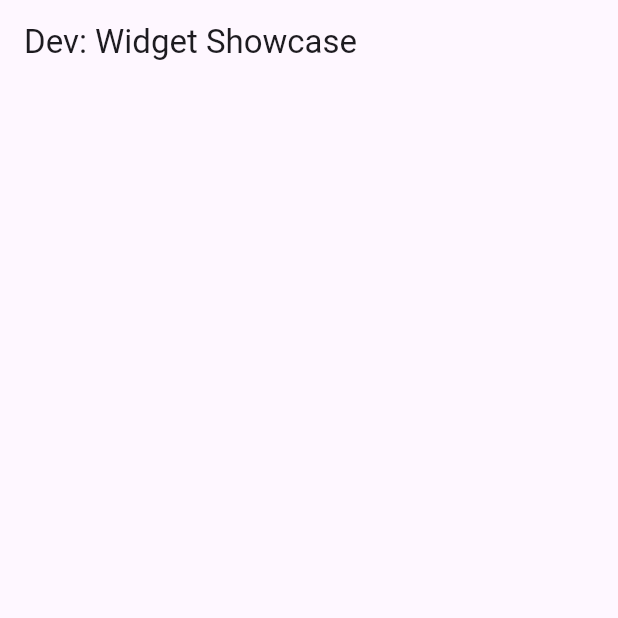
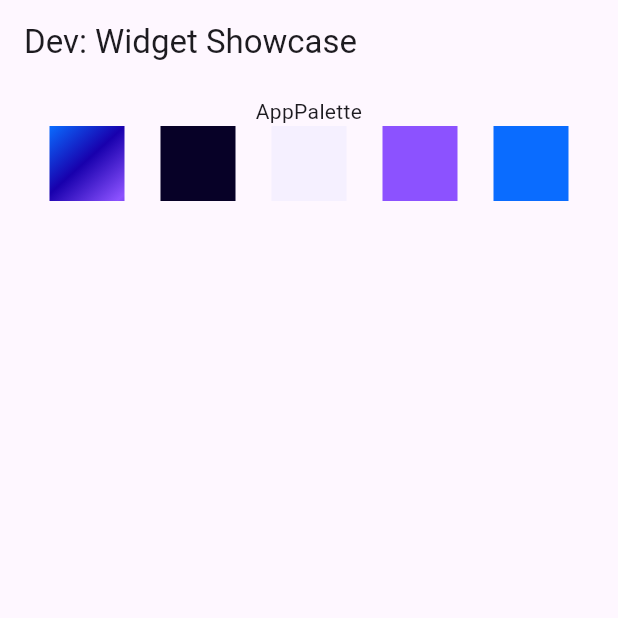
Before and after one commit to Sharkfin07/samudera, a Flutter app: the screen it shows after launch, on a phone screen of 412 x 824 dp, the top half of it. Run offline on Flutter 3.47's test engine with Material 3 defaults, Android fonts, the phone set to English and light mode, and no system bars; our stand-ins replace dio, flutter_dotenv; project files that could hold a hidden picture were left out.

Commit message:
feat: Add app palette for colors

```diff
--- a/lib/presentation/dev/widget_showcase.dart
+++ b/lib/presentation/dev/widget_showcase.dart
@@ -1,4 +1,5 @@
 import 'package:flutter/material.dart';
+import 'package:samudera/presentation/theme/app_palette.dart';
 
 class WidgetShowcaseScreen extends StatelessWidget {
   const WidgetShowcaseScreen({super.key});
@@ -7,7 +8,33 @@ class WidgetShowcaseScreen extends StatelessWidget {
   Widget build(BuildContext context) {
     return Scaffold(
       appBar: AppBar(title: Text("Dev: Widget Showcase")),
-      body: Column(children: []),
+      body: Padding(
+        padding: const EdgeInsets.all(8.0),
+        child: Column(
+          crossAxisAlignment: CrossAxisAlignment.center,
+          children: [
+            SizedBox(width: double.infinity),
+            Text("AppPalette", textAlign: TextAlign.center),
+            Row(
+              spacing: 24,
+              mainAxisAlignment: MainAxisAlignment.center,
+              children: [
+                Container(
+                  decoration: BoxDecoration(
+                    gradient: AppPalette.primaryGradient,
+                  ),
+                  width: 50,
+                  height: 50,
+                ),
+                Container(color: AppPalette.darkIndigo, width: 50, height: 50),
+                Container(color: AppPalette.lightIndigo, width: 50, height: 50),
+                Container(color: AppPalette.purple, width: 50, height: 50),
+                Container(color: AppPalette.vividBlue, width: 50, height: 50),
+              ],
+            ),
+          ],
+        ),
+      ),
     );
   }
 }
--- /dev/null
+++ b/lib/presentation/theme/app_palette.dart
@@ -0,0 +1,24 @@
+import 'package:flutter/material.dart';
+
+class AppPalette {
+  // * Hex Code to Color Converter
+  static Color _hexToColor(String hex) {
+    hex = hex.replaceAll('#', '').toUpperCase();
+    return Color(int.parse('FF$hex', radix: 16));
+  }
+
+  // * Main Palettes
+  static final vividBlue = _hexToColor("#0a6cff");
+  static final purple = _hexToColor("#8c52ff");
+  static final vividIndigo = _hexToColor("#1800ad");
+  static final darkIndigo = _hexToColor("#070127");
+  static final lightIndigo = _hexToColor("#f5f0ff");
+
+  // * Gradients
+  static final primaryGradient = LinearGradient(
+    begin: Alignment.topLeft,
+    end: Alignment(0.8, 1),
+    colors: <Color>[vividBlue, vividIndigo, purple],
+    tileMode: TileMode.mirror,
+  );
+}
```
